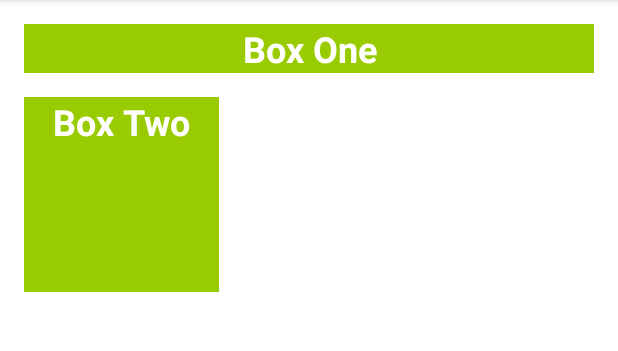
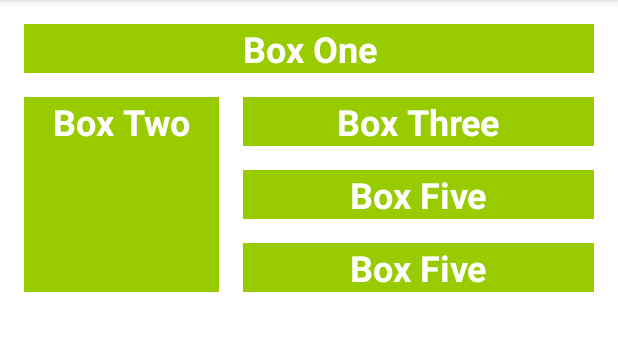
Before and after one commit to nurzainpradana/Color-My-View-App, an Android app: the screen it shows after launch (MainActivity), on a phone screen of 412 x 824 dp, the part 84-435 px from its top. Run offline under Robolectric (Android 15) with nearby library versions, the phone set to English and light mode, and no system bars; Roboto replaces fonts that are not available here.

Commit message:
Create a chain and constraint it to the height of Box Two

```diff
--- a/app/src/main/res/layout/activity_main.xml
+++ b/app/src/main/res/layout/activity_main.xml
@@ -31,4 +31,45 @@
         app:layout_constraintStart_toStartOf="parent"
         app:layout_constraintTop_toBottomOf="@+id/box_one_text" />
 
+    <TextView
+        android:id="@+id/box_three_text"
+        style="@style/whiteBox"
+        android:layout_width="0dp"
+        android:layout_height="wrap_content"
+        android:layout_marginStart="@dimen/margin_wide"
+        android:layout_marginEnd="@dimen/margin_wide"
+        android:text="@string/box_three"
+        app:layout_constraintBottom_toTopOf="@+id/box_four_text"
+        app:layout_constraintEnd_toEndOf="parent"
+        app:layout_constraintStart_toEndOf="@+id/textView"
+        app:layout_constraintTop_toTopOf="@+id/textView" />
+
+    <TextView
+        android:id="@+id/box_four_text"
+        style="@style/whiteBox"
+        android:layout_width="0dp"
+        android:layout_height="wrap_content"
+        android:layout_marginStart="@dimen/margin_wide"
+        android:layout_marginTop="@dimen/margin_wide"
+        android:layout_marginEnd="@dimen/margin_wide"
+        android:layout_marginBottom="@dimen/margin_wide"
+        android:text="@string/box_five"
+        app:layout_constraintBottom_toTopOf="@+id/box_five_text"
+        app:layout_constraintEnd_toEndOf="parent"
+        app:layout_constraintStart_toEndOf="@+id/textView"
+        app:layout_constraintTop_toBottomOf="@+id/box_three_text" />
+
+    <TextView
+        android:id="@+id/box_five_text"
+        style="@style/whiteBox"
+        android:layout_width="0dp"
+        android:layout_height="wrap_content"
+        android:layout_marginStart="@dimen/margin_wide"
+        android:layout_marginEnd="@dimen/margin_wide"
+        android:text="@string/box_five"
+        app:layout_constraintBottom_toBottomOf="@+id/textView"
+        app:layout_constraintEnd_toEndOf="parent"
+        app:layout_constraintStart_toEndOf="@+id/textView"
+        app:layout_constraintTop_toBottomOf="@+id/box_four_text" />
+
 </androidx.constraintlayout.widget.ConstraintLayout>
--- a/app/src/main/res/values/strings.xml
+++ b/app/src/main/res/values/strings.xml
@@ -2,4 +2,7 @@
     <string name="app_name">ColorMyViews</string>
     <string name="box_one">Box One</string>
     <string name="box_two">Box Two</string>
+    <string name="box_three">Box Three</string>
+    <string name="box_four">Box Four</string>
+    <string name="box_five">Box Five</string>
 </resources>
```
